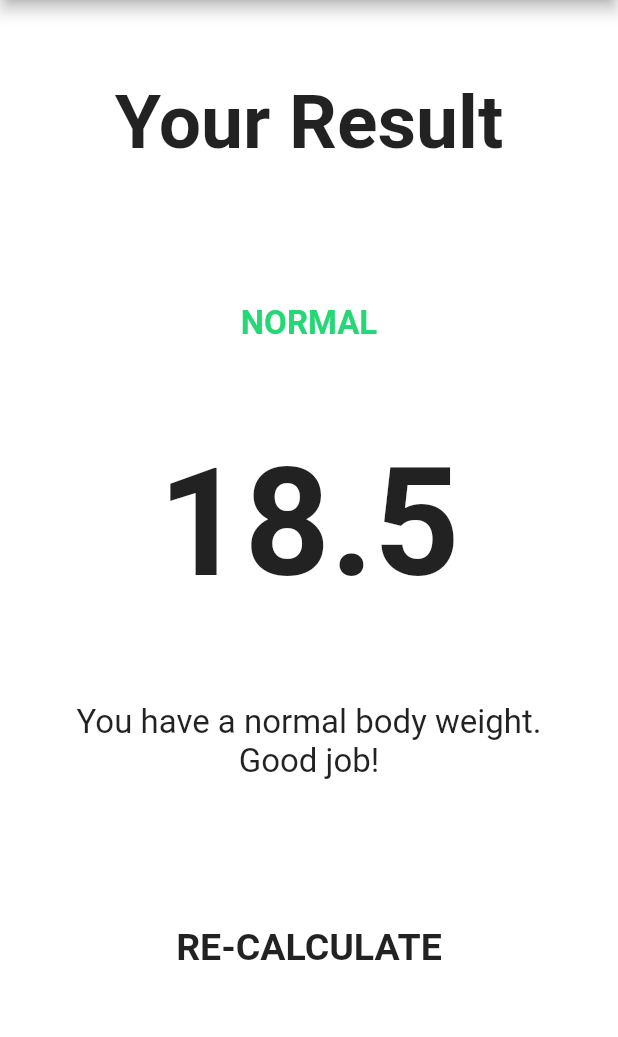
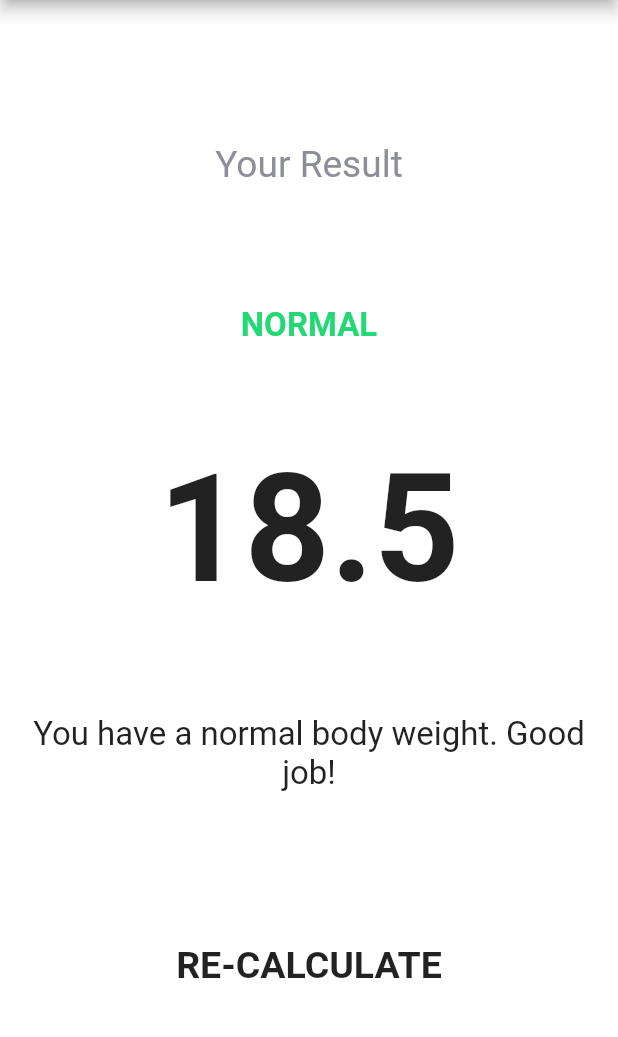
Before and after one commit to Gowtham-mg/scicalc, a Flutter app: the BMIScreen widget shown alone on an empty page, opened directly, after a tap on "CALCULATE", on a phone screen of 412 x 824 dp, the part 84-1121 px from its top. Run offline on Flutter 3.47's test engine with Material 2 defaults, Android fonts, the phone set to English and light mode, and no system bars; our stand-ins replace flutter_riverpod, font_awesome_flutter, petitparser; missing offline and left inert: function_tree, ml_linalg; statements that could not run were skipped.

Commit message:
tried refactoring few codes and completed all functionalities

```diff
--- /dev/null
+++ b/lib/bmi_constants.dart
@@ -0,0 +1,30 @@
+import 'package:flutter/material.dart';
+
+
+const kbottomContainerHeight = 80.0;
+const kWhiteColor = Colors.white;
+
+const kLargeButtonTextStyle = TextStyle(
+  fontSize: 25.0,
+  fontWeight: FontWeight.bold
+);
+
+const kresultTextStyle = TextStyle(
+  color: Color(0xFF24D876),
+  fontWeight: FontWeight.bold,
+  fontSize: 22.0
+);
+
+const kBmiTextStyle = TextStyle(
+  fontSize: 100,
+  fontWeight: FontWeight.bold
+);
+
+const kBodyTextStyle = TextStyle(
+  fontSize: 22.0,
+);
+
+
+const Widget sizedBoxWidth = SizedBox(width: 10,);
+
+const Widget sizedBoxHeight = SizedBox(width: 10,);
--- a/lib/calc_constants.dart
+++ b/lib/calc_constants.dart
@@ -1,4 +1,3 @@
-import 'package:flutter/material.dart';
 
 const kPlusSign = '+';
 const kMinusSign = '-';
@@ -14,7 +13,7 @@
 const kCosSign = 'cos';
 const kTanSign = 'tan';
 const kRadSign = 'rad';
-const kDegSign = 'deg';
+const kCubeSign = 'x^3';
 const kLeftParanthesis = '(';
 const kRightParanthesis = ')';
 const kEqualSign = '=';
@@ -22,7 +21,6 @@
 const kPiSign = 'π';
 const kExponentialSign = 'e';
 const kDelSign = '⌫';
-// const kCalcError = 'Error';
 const kOne = '1';
 const kTwo = '2';
 const kThree = '3';
@@ -34,10 +32,6 @@
 const kNine = '9';
 const kZero = '0';
 const kNegate = '+/-';
-// const kBinSign = '10^2';
-// const kOctalSign = '10^8';
-// const kHexaDecimalSign = '10^16';
-// const kDecimalSign = '10^10';
 const kSinh = 'sinh';
 const kCosh = 'cosh';
 const kTanh = 'tanh';
@@ -46,10 +40,6 @@
 const kFactorial = 'x!';
 const kInverse = 'x^-1';
 const kSqrtOfHalf = '√1/2';
-
-const Widget sizedBoxWidth = SizedBox(width: 10,);
-
-const Widget sizedBoxHeight = SizedBox(width: 10,);
 
 const kAppBarTitleConstant = 'SciCalc';
 
@@ -83,16 +73,13 @@
   [kMinusSign, kFour, kFive, kSix, kSquareRootSign],
   [kPlusSign, kOne, kTwo, kThree, kPiSign],
   [kEqualSign, kExponentialSign, kZero, kDecimalPointSign, kNegate, ],
-  [kLogSign, kDegSign, kFactorial, kInverse, kSqrtOfHalf],
+  [kLogSign, kCubeSign, kFactorial, kInverse, kSqrtOfHalf],
   [kSinh, kCosh, kTanh, knCr, knPr],
 ];
 
 const kMatrixAddition = 'Add Two Matrix';
 const kMatrixAddScalar = 'Add Matrix & Scalar';
-// const kMatrixAddVector = 'Add Matrix & Vector';
 const kMatrixMultiplyVector = 'Multiply Matrix & vector';
-// const kCreateDiagonalMatrix = 'Create Diagonal Matrix';
-// const kCreateScalarMatrix = 'Create Scalar Matrix';
 const kMatrixMultiplication = 'Multiply two Matrix';
 const kMatrixMultiplyScalar = 'Multiply Matrix & Scalar';
 const kElementWiseMultiplication = 'Element-wise Matrix Product';
@@ -117,40 +104,3 @@
 ];
 
 const kMatrixOperationDimensions = ['1*2','1*3','1*4','2*1','2*2','2*3','2*4','3*1','3*2','3*3','3*4','4*1','4*2','4*3','4*4'];
-
-const kbottomContainerHeight = 80.0;
-const kWhiteColor = Colors.white;
-
-const klabelTextStyle =  TextStyle(
-  fontSize: 18.0,color: Color(0xFF8D8E98),
-);
-
-const knumberTextStyle = TextStyle(
-    fontSize: 50.0,
-    fontWeight: FontWeight.w900
-);
-
-const kLargeButtonTextStyle = TextStyle(
-  fontSize: 25.0,
-  fontWeight: FontWeight.bold
-);
-
-const kTitleTextStyle = TextStyle(
-  fontSize: 50.0,
-  fontWeight: FontWeight.bold
-);
-
-const kresultTextStyle = TextStyle(
-  color: Color(0xFF24D876),
-  fontWeight: FontWeight.bold,
-  fontSize: 22.0
-);
-
-const kBmiTextStyle = TextStyle(
-  fontSize: 100,
-  fontWeight: FontWeight.bold
-);
-
-const kBodyTextStyle = TextStyle(
-  fontSize: 22.0,
-);
--- a/lib/model/build_expression_class.dart
+++ b/lib/model/build_expression_class.dart
@@ -48,7 +48,7 @@
         ..prefix(string(kExponentialSign).trim(), (op, l) => math.exp(l))
 
         ..postfix(string('fact').trim(), (l,op) => factorial(l))
-
+        ..postfix(string('cube').trim(), (l,op) => l*l*l)
         ..prefix(string(kSinh).trim(), (op, l) => ((math.exp(l)) - math.exp(-l))/2)
         ..prefix(string(kCosh).trim(), (op, l) => (math.exp(l) + math.exp(-l))/2)
         ..prefix(string(kTanh).trim(), (op, l) => (math.exp(l) - math.exp(-l))/(math.exp(l) + math.exp(-l)))
--- a/lib/screens/background_constant.dart
+++ b/lib/screens/background_constant.dart
@@ -24,7 +24,7 @@
         },
         children:[
           Container(
-            padding: EdgeInsets.fromLTRB(10, 0, 10, 10),
+            padding: EdgeInsets.fromLTRB(10, 15, 10, 10),
             child: child
           ),
           Container(child: Modes(),)
--- a/lib/screens/bmi_screens/bmi_results_page.dart
+++ b/lib/screens/bmi_screens/bmi_results_page.dart
@@ -1,7 +1,7 @@
 import 'package:flutter/material.dart';
 
 import '../../widgets/bmi_widgets/bmi_bottom_button.dart';
-import '../../calc_constants.dart';
+import '../../bmi_constants.dart';
 import '../../widgets/bmi_widgets/bmi_reusable_cards.dart';
 
 
@@ -21,7 +21,7 @@
             child: Container(
               padding: const EdgeInsets.all(15.0),
               alignment: Alignment.bottomCenter,
-              child: const Text('Your Result',style: kTitleTextStyle,),
+              child: Text('Your Result',style: TextStyle(fontSize: MediaQuery.of(context).size.height*0.03, color: Color(0xFF8D8E98))),
             ),
           ),
           Expanded(
--- a/lib/screens/bmi_screens/bmi_screen.dart
+++ b/lib/screens/bmi_screens/bmi_screen.dart
@@ -5,7 +5,7 @@
 import '../../widgets/bmi_widgets/bmi_reusable_cards.dart';
 import '../../widgets/bmi_widgets/bmi_round_icon_button.dart';
 import '../../widgets/bmi_widgets/bmi_bottom_button.dart';
-import '../../calc_constants.dart';
+import '../../bmi_constants.dart';
 import '../../widgets/bmi_widgets/bmi_icon_content.dart';
 import 'bmi_results_page.dart';
 import '../background_constant.dart';
@@ -64,7 +64,7 @@
                 cardChild: Column(
                   mainAxisAlignment: MainAxisAlignment.center,
                   children: <Widget>[
-                    const Text('HEIGHT',style: klabelTextStyle,),
+                    Text('HEIGHT',style: TextStyle(fontSize: MediaQuery.of(context).size.height*0.03, color: Color(0xFF8D8E98),),),
                     Row(
                       mainAxisAlignment: MainAxisAlignment.center,
                       crossAxisAlignment: CrossAxisAlignment.baseline,
@@ -72,11 +72,11 @@
                       children: <Widget>[
                         Text(
                           height.toString(),
-                          style: knumberTextStyle,
+                          style: TextStyle(fontSize: MediaQuery.of(context).size.height*0.08, color: Color(0xFF8D8E98)),
                         ),
-                        const Text(
+                        Text(
                           'cm',
-                          style: klabelTextStyle,
+                          style: TextStyle(fontSize: MediaQuery.of(context).size.height*0.03, color: Color(0xFF8D8E98))
                         )
                       ],
                     ),
@@ -112,13 +112,13 @@
                     cardChild: Column(
                       mainAxisAlignment: MainAxisAlignment.center,
                       children: <Widget>[
-                        const Text(
+                        Text(
                           'WEIGHT',
-                          style: klabelTextStyle,
+                          style: TextStyle(fontSize: MediaQuery.of(context).size.height*0.03, color: Color(0xFF8D8E98))
                         ),
                         Text(
                           weight.toString(),
-                          style: knumberTextStyle ,
+                          style: TextStyle(fontSize: MediaQuery.of(context).size.height*0.08, color: Color(0xFF8D8E98)) ,
                         ),
                         Row(
                           mainAxisAlignment: MainAxisAlignment.center,
@@ -150,13 +150,13 @@
                     cardChild: Column(
                       mainAxisAlignment: MainAxisAlignment.center,
                       children: <Widget>[
-                        const Text(
+                        Text(
                           'AGE',
-                          style: klabelTextStyle,
+                          style: TextStyle(fontSize: MediaQuery.of(context).size.height*0.03, color: Color(0xFF8D8E98),)
                         ),
                         Text(
                           age.toString(),
-                          style: knumberTextStyle,
+                          style: TextStyle(fontSize: MediaQuery.of(context).size.height*0.08, color: Color(0xFF8D8E98)),
                         ),
                         Row(
                           mainAxisAlignment: MainAxisAlignment.center,
--- a/lib/screens/distance_calc.dart
+++ b/lib/screens/distance_calc.dart
@@ -1,7 +1,6 @@
-import 'dart:math';
-
 import 'package:flutter/material.dart';
 
+import '../bmi_constants.dart';
 import '../calc_constants.dart';
 import '../helper/length_convert.dart';
 import '../helper/speed_convert.dart';
--- a/lib/widgets/bmi_widgets/bmi_bottom_button.dart
+++ b/lib/widgets/bmi_widgets/bmi_bottom_button.dart
@@ -1,5 +1,5 @@
 import 'package:flutter/material.dart';
-import '../../calc_constants.dart';
+import '../../bmi_constants.dart';
 
 class BottomButton extends StatelessWidget{
 
--- a/lib/widgets/bmi_widgets/bmi_icon_content.dart
+++ b/lib/widgets/bmi_widgets/bmi_icon_content.dart
@@ -1,5 +1,5 @@
 import 'package:flutter/material.dart';
-import '../../calc_constants.dart';
+import '../../bmi_constants.dart';
 
 class IconContent extends StatelessWidget {
   IconContent({this.icon,this.label});
@@ -13,10 +13,10 @@
       children: <Widget>[
         Icon(
           icon,
-          size: 80.0,
+          size: MediaQuery.of(context).size.height*0.15,
         ),
         sizedBoxHeight,
-        Text(label,style: klabelTextStyle
+        Text(label,style: TextStyle(fontSize: MediaQuery.of(context).size.height*0.03, color: Color(0xFF8D8E98))
         )
       ],
     );
--- a/lib/widgets/bmi_widgets/bmi_reusable_cards.dart
+++ b/lib/widgets/bmi_widgets/bmi_reusable_cards.dart
@@ -12,7 +12,6 @@
       onTap: onPress,
       child: Container(
         child: cardChild,
-        margin: EdgeInsets.all(15.0),
         decoration: BoxDecoration(
           borderRadius: BorderRadius.circular(10.0),
           color: colour,
--- a/lib/widgets/bmi_widgets/bmi_round_icon_button.dart
+++ b/lib/widgets/bmi_widgets/bmi_round_icon_button.dart
@@ -1,5 +1,5 @@
 import 'package:flutter/material.dart';
-import '../../calc_constants.dart';
+import '../../bmi_constants.dart';
 
 class RoundIconButton extends StatelessWidget {
   RoundIconButton({@required this.icon, @required this.onPressed});
@@ -11,7 +11,7 @@
       child: Icon(icon),
       shape: CircleBorder(),
       fillColor: kWhiteColor,
-      constraints: BoxConstraints.tightFor(width: 56.0,height: 56.0),
+      constraints: BoxConstraints.tightFor(width: MediaQuery.of(context).size.width*0.08,height: MediaQuery.of(context).size.width*0.08),
       elevation: 2.0,
       onPressed: onPressed,
     );
--- a/lib/widgets/keyboard_button.dart
+++ b/lib/widgets/keyboard_button.dart
@@ -33,7 +33,7 @@
             }else if(arithmetic.contains(button) || complex.contains(button)){
               exp += ' '+ button +' ';
               inputExpression.read(context).state = exp;
-            }else if(button == 'x!' || button == kInverse) {
+            }else if(button == 'x!' || button == kInverse || button == 'x^3') {
               exp += ' ' + button.substring(1) +' ';
               inputExpression.read(context).state = exp;
             }else if(button == knCr) {
```
Also changed, not shown: lib/helper/calc_helper.dart (+6 -4 lines), lib/screens/calc_home_page.dart (+5 -4 lines), lib/screens/matrix_screen.dart (+28 -23 lines), lib/screens/modes_of_calc.dart (+7 -4 lines).
